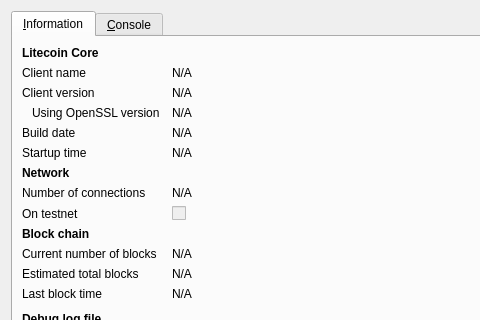
Before: the Qt Designer form src/qt/forms/rpcconsole.ui in coin-coin/coincoin, drawn with Qt 5; both pictures show x 0 to 480 and y 0 to 320 of the 740 by 450 pixel window.
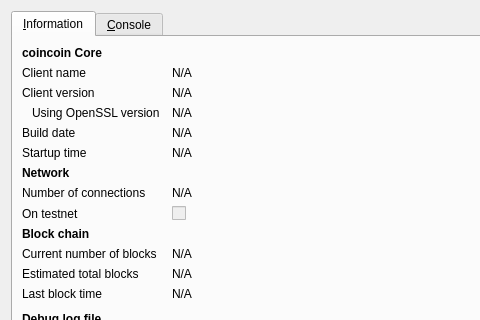
After: the same form once the commit is applied. Icons and pictures are not drawn.

Diff of the .ui file:
```diff
--- a/src/qt/forms/rpcconsole.ui
+++ b/src/qt/forms/rpcconsole.ui
@@ -36,7 +36,7 @@
           </font>
          </property>
          <property name="text">
-          <string>Litecoin Core</string>
+          <string>coincoin Core</string>
          </property>
         </widget>
        </item>
```
Left out of the diff: 6 changed lines with no effect on the pictures.
